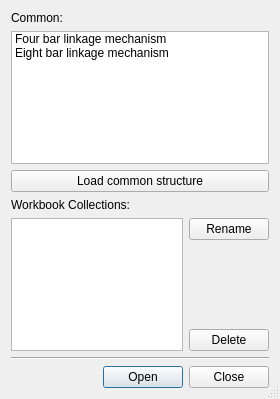
Old version of the form core/synthesis/Collections/TriangularIteration_dialog/collections.ui in the repository KmolYuan/Pyslvs-UI.
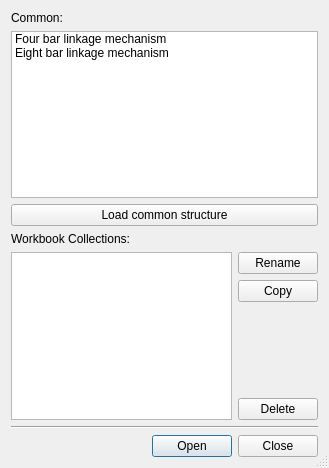
New version of the form. Icons and pictures are not drawn.

The edit to the form file:
```diff
--- a/core/synthesis/Collections/TriangularIteration_dialog/collections.ui
+++ b/core/synthesis/Collections/TriangularIteration_dialog/collections.ui
@@ -6,14 +6,14 @@
    <rect>
     <x>0</x>
     <y>0</y>
-    <width>280</width>
-    <height>399</height>
+    <width>329</width>
+    <height>468</height>
    </rect>
   </property>
   <property name="minimumSize">
    <size>
-    <width>280</width>
-    <height>399</height>
+    <width>329</width>
+    <height>468</height>
    </size>
   </property>
   <property name="windowTitle">
@@ -90,6 +90,17 @@
          </property>
         </widget>
        </item>
+       <item>
+        <widget class="QPushButton" name="copy_button">
+         <property name="text">
+          <string>Copy</string>
+         </property>
+         <property name="icon">
+          <iconset resource="../../../../icons.qrc">
+           <normaloff>:/icons/copy.png</normaloff>:/icons/copy.png</iconset>
+         </property>
+        </widget>
+       </item>
        <item>
         <spacer name="verticalSpacer">
          <property name="orientation">
```
Left out of the diff: 6 changed lines with no effect on the pictures.
